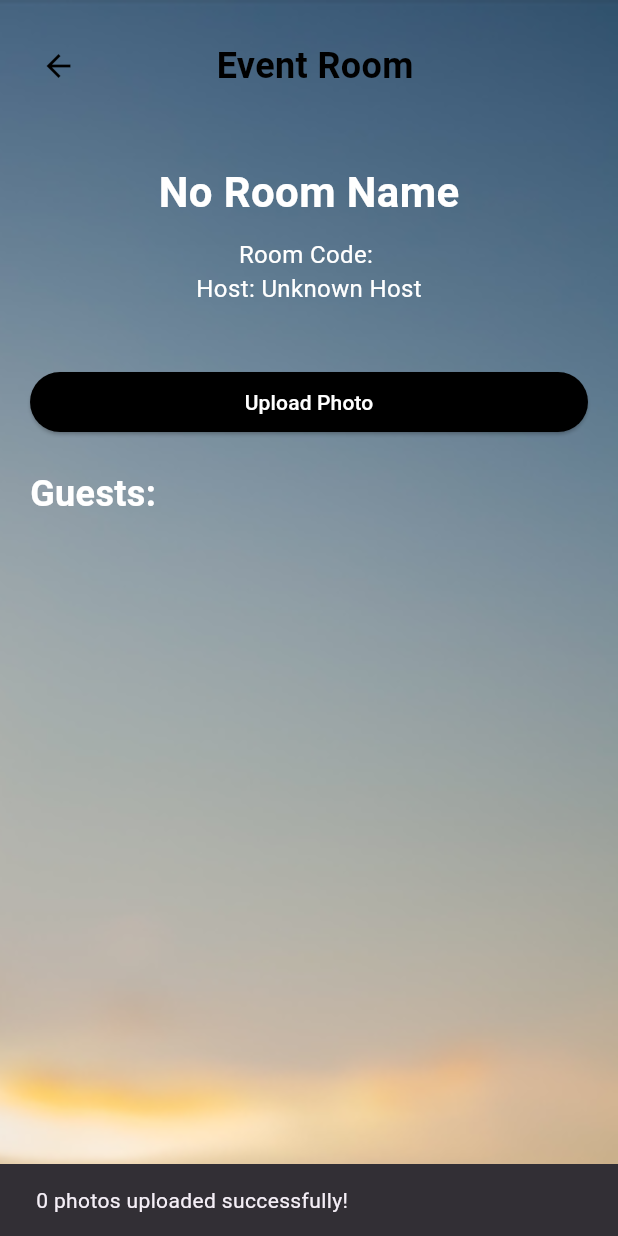
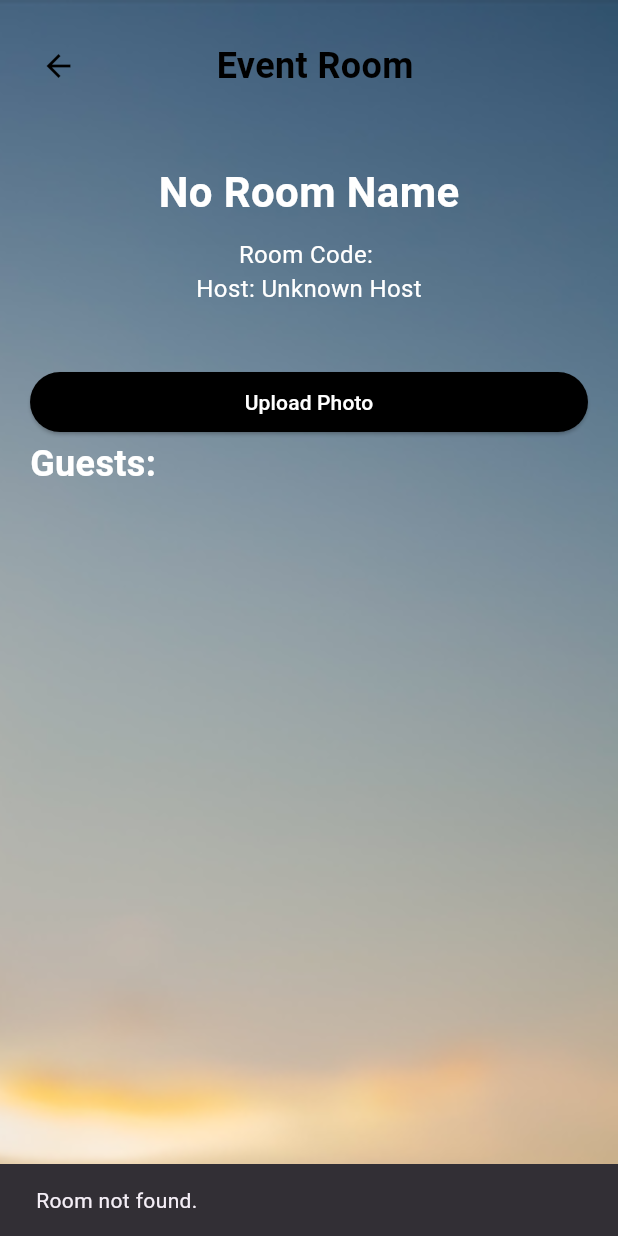
Before and after one commit to MuhammadTahmidurRahman/testpurpose299, a Flutter app: the EventRoom screen opened directly with empty values, after a tap on "Upload Photo", on a phone screen of 412 x 824 dp. Run offline on Flutter 3.47's test engine with Material 3 defaults, Android fonts, the light colour scheme and no system bars; our stand-ins replace firebase_auth, firebase_core, firebase_database, firebase_storage, google_sign_in, image_picker and 2 more; missing offline and left inert: mobile_scanner; accounts and stored records are empty.

Commit message:
final eventroom.dart

```diff
--- a/lib/eventroom.dart
+++ b/lib/eventroom.dart
@@ -5,7 +5,6 @@ import 'package:firebase_database/firebase_database.dart';
 import 'package:firebase_auth/firebase_auth.dart';
 import 'package:firebase_storage/firebase_storage.dart';
 import 'createorjoinroom.dart';
-import 'arrangedphoto.dart';
 
 class EventRoom extends StatelessWidget {
   final String eventCode;
@@ -52,23 +51,100 @@ class EventRoom extends StatelessWidget {
     );
   }
 
-  // Upload photos to Firebase Storage
   Future<void> _uploadPhoto(BuildContext context, String userId, String username) async {
     final picker = ImagePicker();
     final pickedFiles = await picker.pickMultiImage();
 
     if (pickedFiles != null) {
-      String folderName = "${username}_1";
+      final user = FirebaseAuth.instance.currentUser;
+      final roomSnapshot = await _databaseRef.child("rooms/$eventCode").get();
+
+      if (!roomSnapshot.exists) {
+        ScaffoldMessenger.of(context).showSnackBar(
+          SnackBar(content: Text('Room not found.')),
+        );
+        return;
+      }
+
+      final roomData = roomSnapshot.value as Map<dynamic, dynamic>? ?? {};
+
+      // Debugging: Log fetched room data
+      print('Fetched room data: $roomData');
+
+      bool isHost = false;
+      String folderType = '';
+      String userDataPath = '';
+      String displayName = '';
+
+      // Check if the current user is the host using composite key
+      if (roomData.containsKey('host')) {
+        for (var key in (roomData['host'] as Map<dynamic, dynamic>).keys) {
+          final hostData = roomData['host'][key];
+          if (hostData['hostId'] == userId) {
+            isHost = true;
+            folderType = "host";
+            userDataPath = 'rooms/$eventCode/host/$key';
+            displayName = hostData['hostName'] ?? 'Unknown Host';
+            break;
+          }
+        }
+      }
+
+      // Check if the user is a guest using composite key
+      if (!isHost && roomData.containsKey('guests')) {
+        for (var key in (roomData['guests'] as Map<dynamic, dynamic>).keys) {
+          final guestData = roomData['guests'][key];
+          if (guestData['guestId'] == userId) {
+            folderType = "guests";
+            userDataPath = 'rooms/$eventCode/guests/$key';
+            displayName = guestData['guestName'] ?? 'Unknown Guest';
+            break;
+          }
+        }
+      }
+
+      // Check if userId was found as either host or guest
+      if (folderType.isEmpty || userDataPath.isEmpty || displayName.isEmpty) {
+        ScaffoldMessenger.of(context).showSnackBar(
+          SnackBar(content: Text('User not found in room.')),
+        );
+        return;
+      }
+
+      // Debugging logs
+      print('Resolved folderType: $folderType');
+      print('Resolved userDataPath: $userDataPath');
+
+      // Upload photos to Firebase Storage
+      String storageFolderPath = 'rooms/$eventCode/$folderType/$displayName/$userId/photos/';
       for (var file in pickedFiles) {
         String fileName = DateTime.now().millisecondsSinceEpoch.toString();
         File convertedFile = File(file.path);
-        await _storage.ref('rooms/$eventCode/$folderName/$fileName').putFile(convertedFile);
+        String storagePath = '$storageFolderPath$fileName';
+
+        await _storage.ref(storagePath).putFile(convertedFile);
       }
+
+      // Update the `uploadedPhotoFolderPath` key for the matched user
+      await _databaseRef.child(userDataPath).update({
+        'uploadedPhotoFolderPath': storageFolderPath,
+      });
+
       ScaffoldMessenger.of(context).showSnackBar(
         SnackBar(content: Text('${pickedFiles.length} photos uploaded successfully!')),
       );
+    } else {
+      ScaffoldMessenger.of(context).showSnackBar(
+        SnackBar(content: Text('No photos selected.')),
+      );
     }
   }
+
+
+
+
+
+
 
   @override
   Widget build(BuildContext context) {
@@ -80,7 +156,6 @@ class EventRoom extends StatelessWidget {
       body: Stack(
         fit: StackFit.expand,
         children: [
-          // Background image
           Image.asset('assets/hpbg1.png', fit: BoxFit.cover),
           FutureBuilder<DataSnapshot>(
             future: _databaseRef.child("rooms/$eventCode").get(),
@@ -91,11 +166,11 @@ class EventRoom extends StatelessWidget {
               final roomData = snapshot.data!.value as Map<dynamic, dynamic>? ?? {};
               final roomName = roomData['roomName'] ?? 'No Room Name';
 
-              // Host information
               final hostMap = roomData['host'] as Map<dynamic, dynamic>? ?? {};
               String hostName = 'Unknown Host';
               String? hostPhotoUrl;
               bool isHost = false;
+
               if (hostMap.isNotEmpty) {
                 for (var entry in hostMap.entries) {
                   final host = entry.value as Map<dynamic, dynamic>;
@@ -108,7 +183,6 @@ class EventRoom extends StatelessWidget {
                 }
               }
 
-              // Guests information
               final guestsData = roomData['guests'] as Map<dynamic, dynamic>? ?? {};
               List<Map<String, dynamic>> guestList = [];
               guestsData.forEach((key, value) {
@@ -121,7 +195,6 @@ class EventRoom extends StatelessWidget {
 
               return Column(
                 children: [
-                  // Custom header with back arrow and centered title
                   Padding(
                     padding: const EdgeInsets.symmetric(horizontal: 15.0, vertical: 20.0),
                     child: Row(
@@ -141,15 +214,11 @@ class EventRoom extends StatelessWidget {
                           child: Center(
                             child: Text(
                               'Event Room',
-                              style: TextStyle(
-                                fontSize: 24,
-                                fontWeight: FontWeight.bold,
-                                color: Colors.black,
-                              ),
+                              style: TextStyle(fontSize: 24, fontWeight: FontWeight.bold, color: Colors.black),
                             ),
                           ),
                         ),
-                        SizedBox(width: 40), // To balance the back button space
+                        SizedBox(width: 40),
                       ],
                     ),
                   ),
@@ -177,20 +246,10 @@ class EventRoom extends StatelessWidget {
                         ),
                         if (isHost)
                           ElevatedButton(
-                            onPressed: () => Navigator.push(
-                              context,
-                              MaterialPageRoute(builder: (context) => ArrangedPhotoPage(eventCode: eventCode)),
-                            ),
-                            style: ElevatedButton.styleFrom(backgroundColor: Colors.black),
-                            child: Text("Arrange Photo", style: TextStyle(color: Colors.white)),
-                          ),
-                        if (isHost)
-                          ElevatedButton(
                             onPressed: () => _showDeleteRoomDialog(context),
                             style: ElevatedButton.styleFrom(backgroundColor: Colors.red),
                             child: Text("Delete Room"),
                           ),
-                        SizedBox(height: 20),
                         Text('Guests:', style: TextStyle(fontSize: 24, fontWeight: FontWeight.bold, color: Colors.white)),
                         ...guestList.map((guest) => ListTile(
                           leading: guest['guestPhotoUrl'] != null
```
